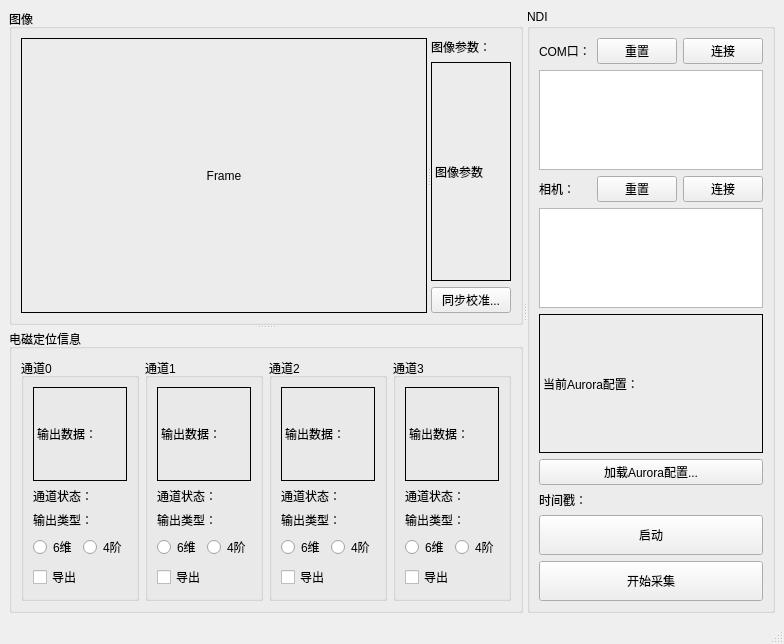
First picture: the form in mainwindow.ui, repository Backlory/VideoPoseSampler_QT, before the edit.
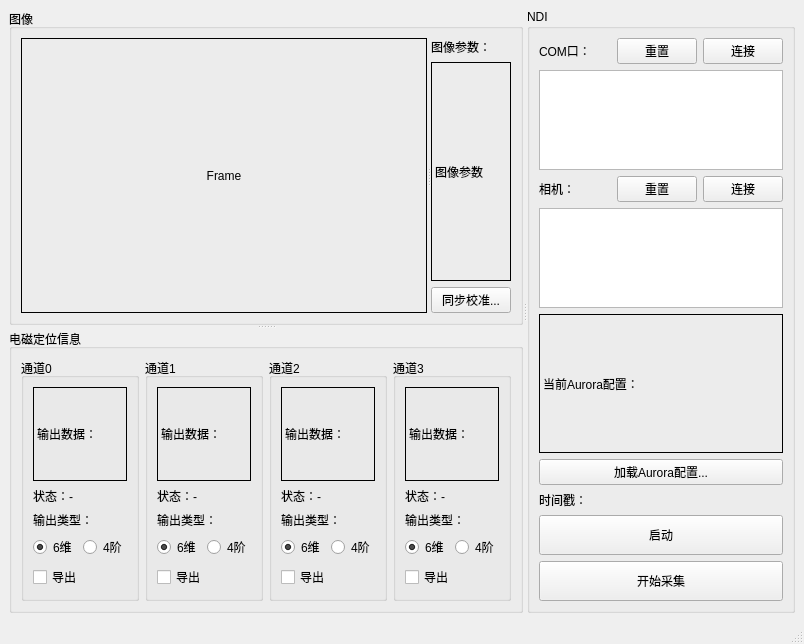
Second picture: the form after the edit.

Diff of the .ui file:
```diff
--- a/mainwindow.ui
+++ b/mainwindow.ui
@@ -6,7 +6,7 @@
    <rect>
     <x>0</x>
     <y>0</y>
-    <width>774</width>
+    <width>804</width>
     <height>644</height>
    </rect>
   </property>
@@ -167,7 +167,7 @@
                </sizepolicy>
               </property>
               <property name="text">
-               <string>通道状态：</string>
+               <string>状态：-</string>
               </property>
              </widget>
             </item>
@@ -197,6 +197,9 @@
                 <property name="text">
                  <string>6维</string>
                 </property>
+                <property name="checked">
+                 <bool>true</bool>
+                </property>
                </widget>
               </item>
               <item>
@@ -261,7 +264,7 @@
                </sizepolicy>
               </property>
               <property name="text">
-               <string>通道状态：</string>
+               <string>状态：-</string>
               </property>
              </widget>
             </item>
@@ -291,6 +294,9 @@
                 <property name="text">
                  <string>6维</string>
                 </property>
+                <property name="checked">
+                 <bool>true</bool>
+                </property>
                </widget>
               </item>
               <item>
@@ -355,7 +361,7 @@
                </sizepolicy>
               </property>
               <property name="text">
-               <string>通道状态：</string>
+               <string>状态：-</string>
               </property>
              </widget>
             </item>
@@ -385,6 +391,9 @@
                 <property name="text">
                  <string>6维</string>
                 </property>
+                <property name="checked">
+                 <bool>true</bool>
+                </property>
                </widget>
               </item>
               <item>
@@ -449,7 +458,7 @@
                </sizepolicy>
               </property>
               <property name="text">
-               <string>通道状态：</string>
+               <string>状态：-</string>
               </property>
              </widget>
             </item>
@@ -479,6 +488,9 @@
                 <property name="text">
                  <string>6维</string>
                 </property>
+                <property name="checked">
+                 <bool>true</bool>
+                </property>
                </widget>
               </item>
               <item>
```
Left out of the diff: 10 changed lines with no effect on the pictures.
